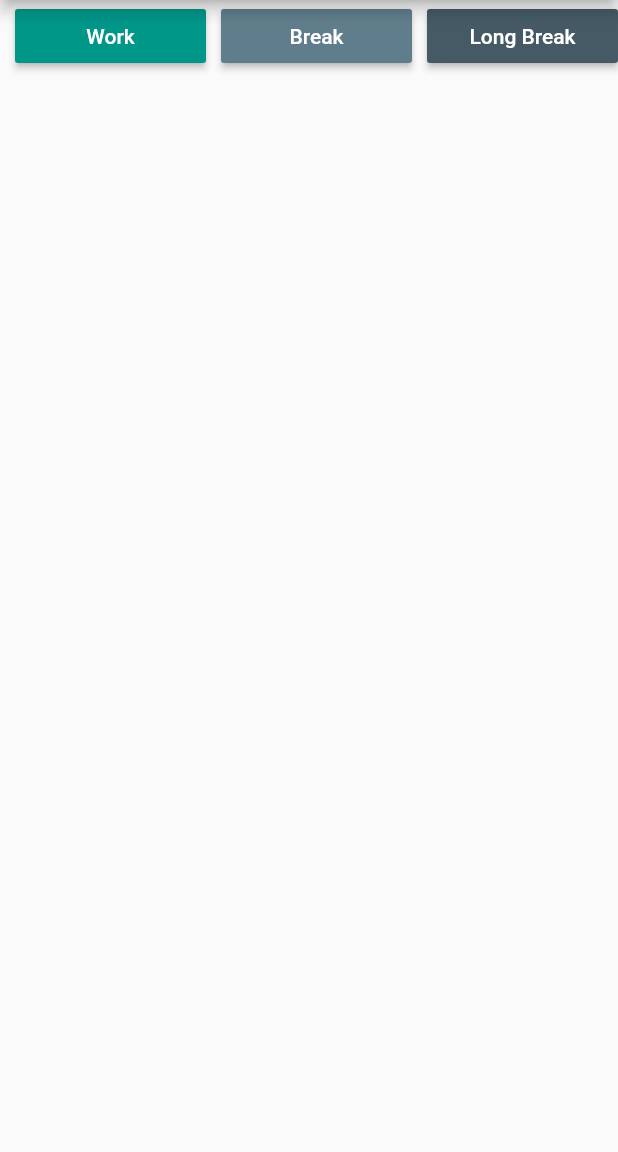
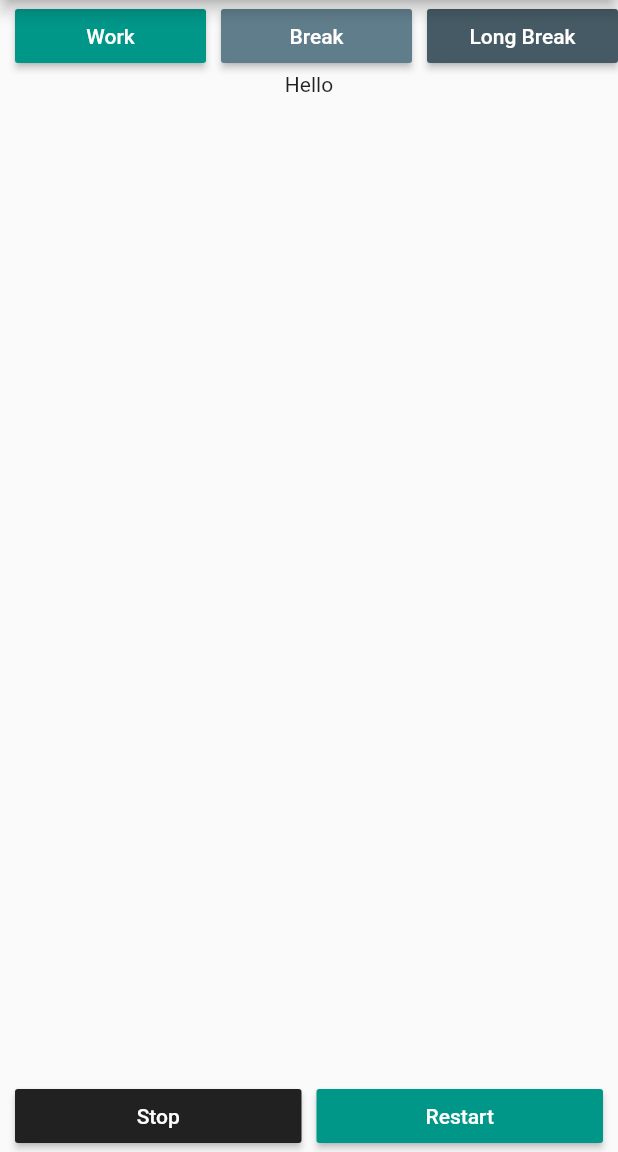
Before and after one commit to VickyKumarXaxa/timer, a Flutter app: the screen it shows after launch, on a phone screen of 412 x 824 dp, the part 84-1236 px from its top. Run offline on Flutter 3.47's test engine with Material 2 defaults, Android fonts, the phone set to English and light mode, and no system bars.

Commit message:
Updated TimerHomePage

```diff
--- a/lib/main.dart
+++ b/lib/main.dart
@@ -70,6 +70,38 @@ class TimerHomePage extends StatelessWidget {
                 ),
               ],
             ),
+            Expanded(
+              child: const Text('Hello'),
+            ),
+            Row(
+              children: [
+                Padding(
+                  padding: EdgeInsets.all(defaultPadding),
+                ),
+                Expanded(
+                  child: ProductivityButton(
+                    color: const Color(0xff212121),
+                    text: 'Stop',
+                    size: 10.0,
+                    onPressed: () {},
+                  ),
+                ),
+                Padding(
+                  padding: EdgeInsets.all(defaultPadding),
+                ),
+                Expanded(
+                  child: ProductivityButton(
+                    color: const Color(0xff009688),
+                    text: 'Restart',
+                    size: 10.0,
+                    onPressed: () {},
+                  ),
+                ),
+                Padding(
+                  padding: EdgeInsets.all(defaultPadding),
+                ),
+              ],
+            ),
           ],
         ),
       ),
```
